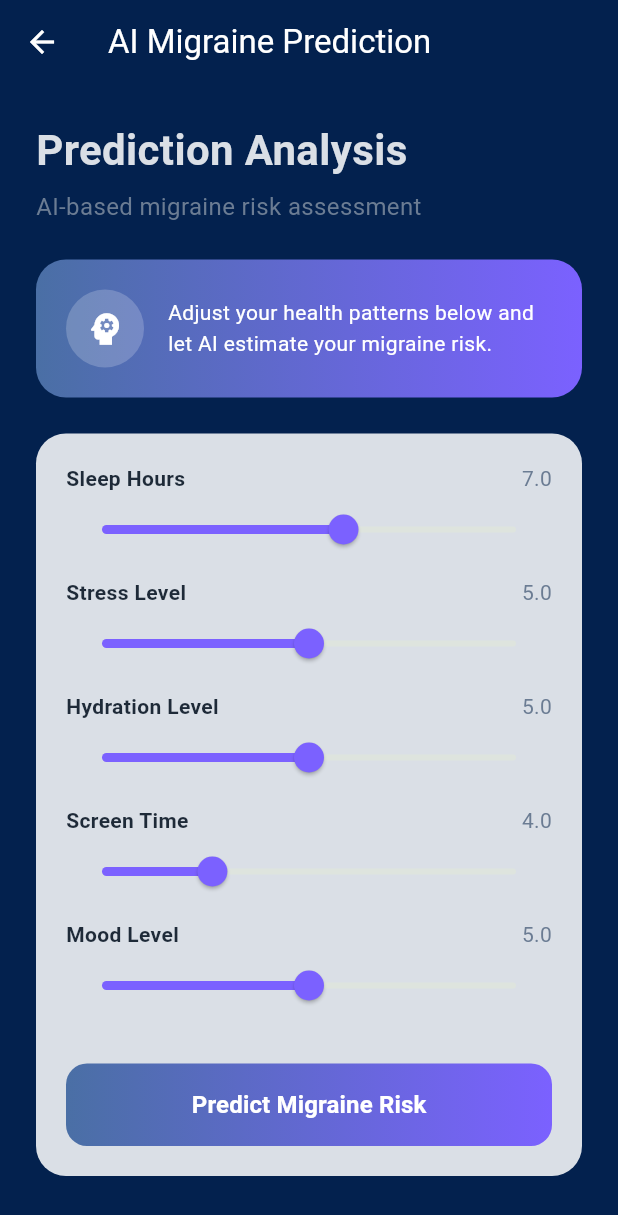
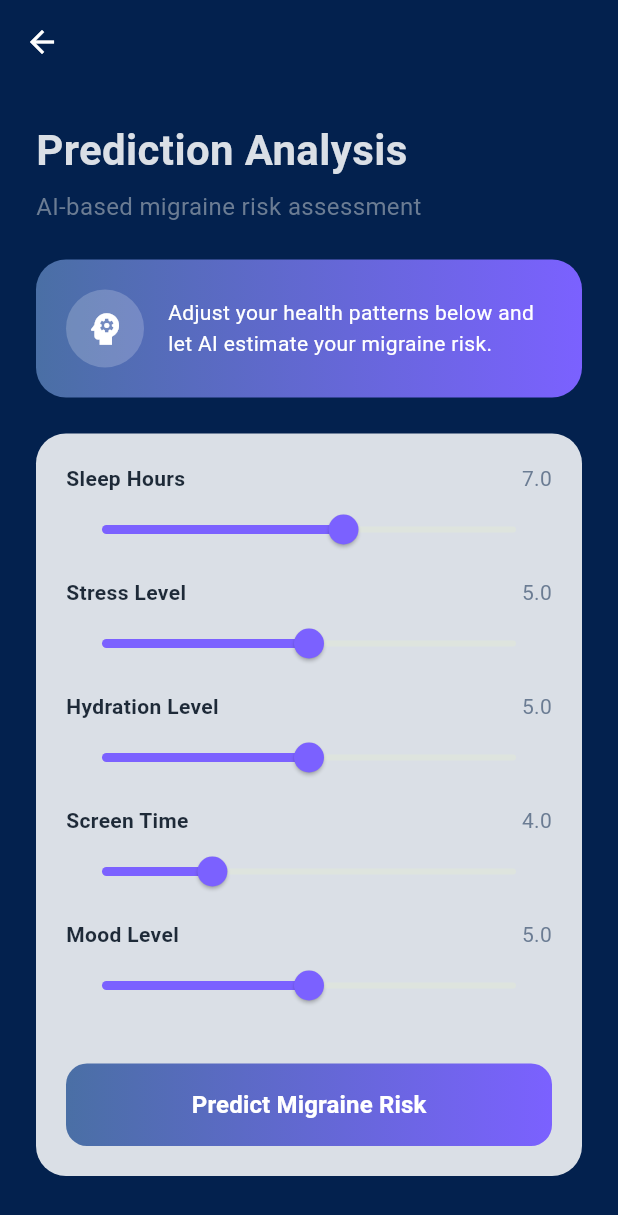
Before and after one commit to nisuli09/AuraRelief, a Flutter app: the PredictionScreen screen opened directly, on a phone screen of 412 x 824 dp. Shown: the top 1215 px of the screen. Run offline on Flutter 3.47's test engine with Material 3 defaults, Android fonts, the phone set to English and light mode, and no system bars; our stand-ins replace cloud_firestore, firebase_auth, firebase_core, firebase_storage, fl_chart, flutter_local_notifications and 3 more; accounts and stored records are empty; network calls fail.

Commit message:
Updated migraine prediction feature

```diff
--- a/lib/screens/prediction_screen.dart
+++ b/lib/screens/prediction_screen.dart
@@ -117,10 +117,6 @@ setState(() {
       appBar: AppBar(
         backgroundColor: _backgroundColor,
         elevation: 0,
-        title: const Text(
-          "AI Migraine Prediction",
-          style: TextStyle(color: Colors.white),
-        ),
         iconTheme: const IconThemeData(color: Colors.white),
       ),
 
```
